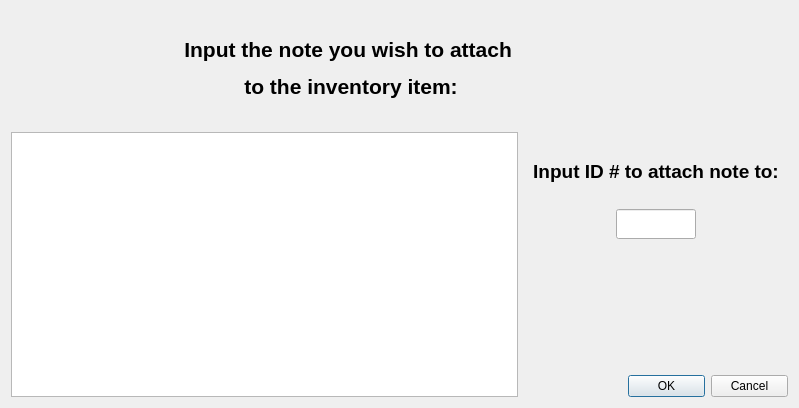
Above: modifyitemdialog.ui from EtoDrowsy/CS499 before the change. Below: the same form after it.
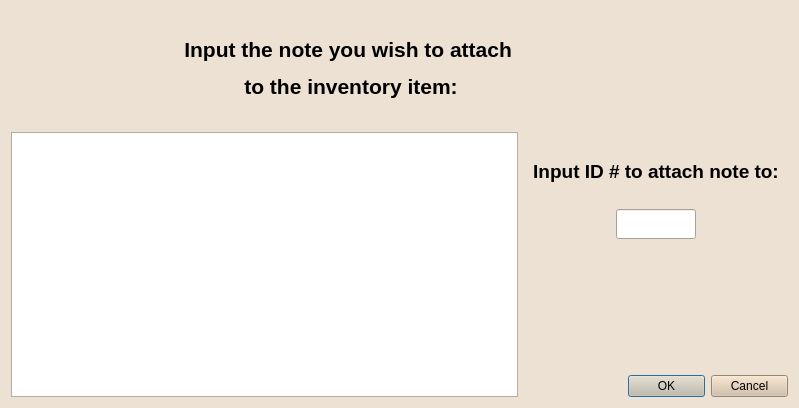
That is the form after the change.

Commit message: Adjusted the colors of the UI files to more align with the inventorywindow, fixed some errors with regards to getIndex function, and included it within the header of inverntorywinow.h.

```diff
--- a/modifyitemdialog.ui
+++ b/modifyitemdialog.ui
@@ -10,6 +10,52 @@
     <height>408</height>
    </rect>
   </property>
+  <property name="palette">
+   <palette>
+    <active>
+     <colorrole role="Window">
+      <brush brushstyle="SolidPattern">
+       <color alpha="255">
+        <red>236</red>
+        <green>225</green>
+        <blue>210</blue>
+       </color>
+      </brush>
+     </colorrole>
+    </active>
+    <inactive>
+     <colorrole role="Window">
+      <brush brushstyle="SolidPattern">
+       <color alpha="255">
+        <red>236</red>
+        <green>225</green>
+        <blue>210</blue>
+       </color>
+      </brush>
+     </colorrole>
+    </inactive>
+    <disabled>
+     <colorrole role="Base">
+      <brush brushstyle="SolidPattern">
+       <color alpha="255">
+        <red>236</red>
+        <green>225</green>
+        <blue>210</blue>
+       </color>
+      </brush>
+     </colorrole>
+     <colorrole role="Window">
+      <brush brushstyle="SolidPattern">
+       <color alpha="255">
+        <red>236</red>
+        <green>225</green>
+        <blue>210</blue>
+       </color>
+      </brush>
+     </colorrole>
+    </disabled>
+   </palette>
+  </property>
   <property name="windowTitle">
    <string>Dialog</string>
   </property>
@@ -36,6 +82,9 @@
        <height>16777215</height>
       </size>
      </property>
+     <property name="styleSheet">
+      <string notr="true">background-color:rgb(209, 188, 164)</string>
+     </property>
      <property name="orientation">
       <enum>Qt::Orientation::Horizontal</enum>
      </property>
```
The commit also changes 10 other files.
